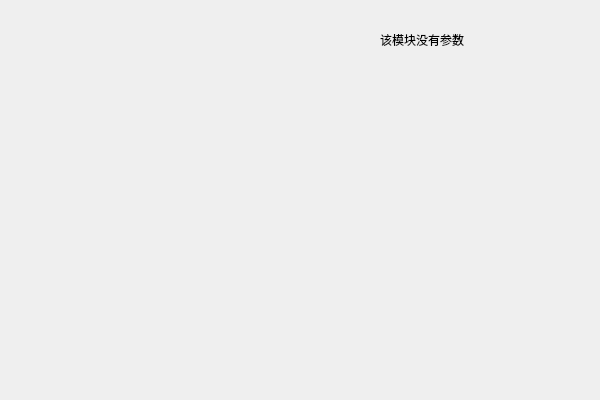
HuJingwen1211/MCISP, file Link_tab/csc_tab.ui: the form before one commit.
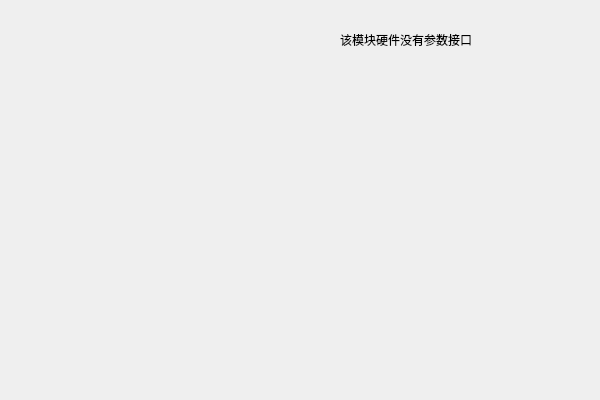
The form after the commit.

```diff
--- a/Link_tab/csc_tab.ui
+++ b/Link_tab/csc_tab.ui
@@ -16,14 +16,14 @@
   <widget class="QLabel" name="label">
    <property name="geometry">
     <rect>
-     <x>380</x>
+     <x>340</x>
      <y>30</y>
-     <width>181</width>
-     <height>19</height>
+     <width>221</width>
+     <height>20</height>
     </rect>
    </property>
    <property name="text">
-    <string>该模块没有参数</string>
+    <string>该模块硬件没有参数接口</string>
    </property>
   </widget>
  </widget>
```
